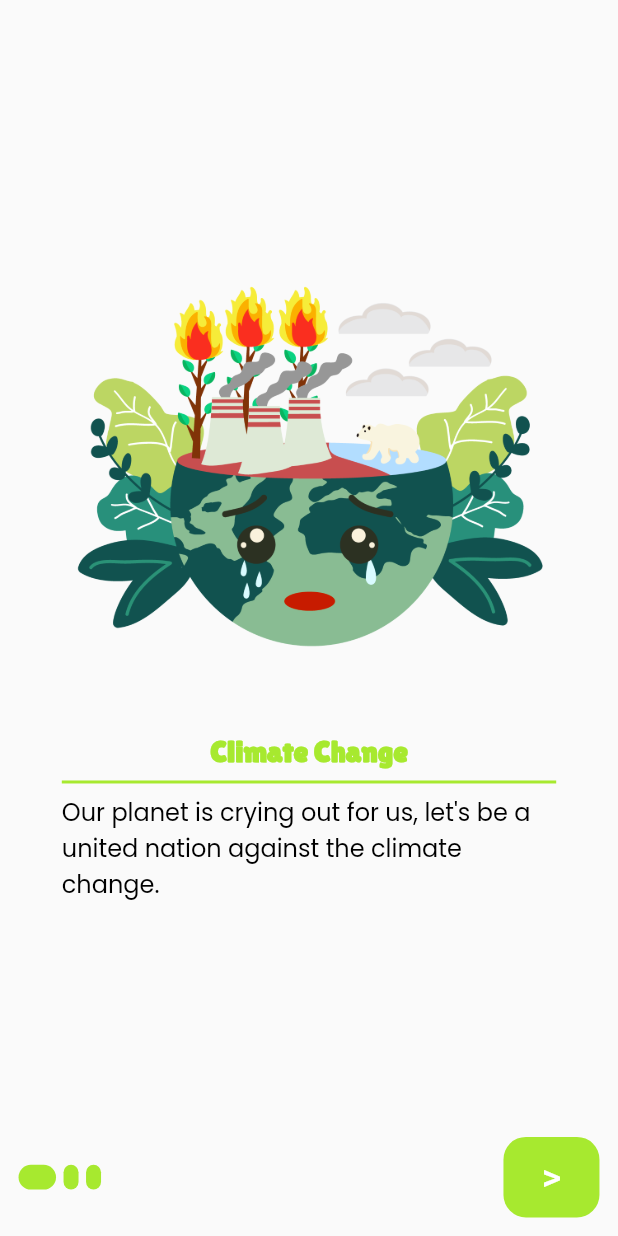
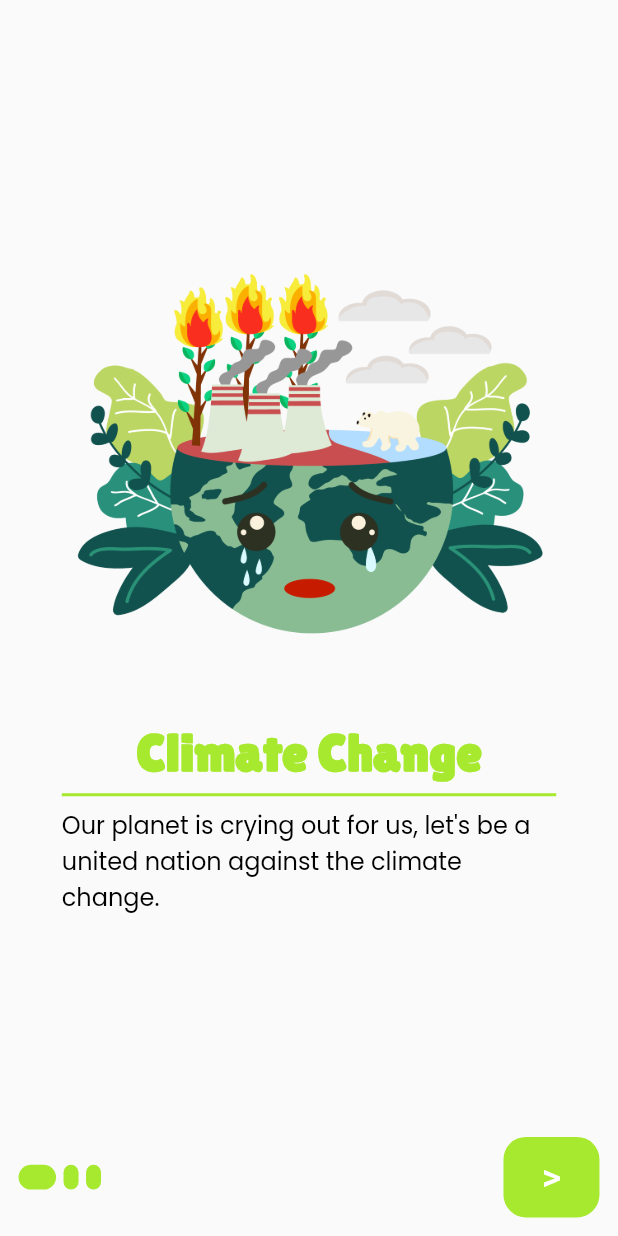
Before and after one commit to GreenTeam8/eco_friendly, a Flutter app: the screen it shows after launch, on a phone screen of 412 x 824 dp. Run offline on Flutter 3.47's test engine with Material 2 defaults, Android fonts, the light colour scheme and no system bars; our stand-ins replace animated_splash_screen, firebase_core, floating_bottom_navigation_bar, get, page_transition; accounts and stored records are empty.

Commit message:
R_repo1
fix

```diff
--- a/lib/main.dart
+++ b/lib/main.dart
@@ -35,7 +35,7 @@ class MyApp extends StatelessWidget {
             textTheme: ThemeData.light().textTheme.copyWith(
                   bodyText1: const TextStyle(
                       color: kPC,
-                      fontSize: 20,
+                      fontSize: 35,
                       fontFamily: 'LilitaOne',
                       fontWeight: FontWeight.bold),
                   bodyText2: const TextStyle(
```
